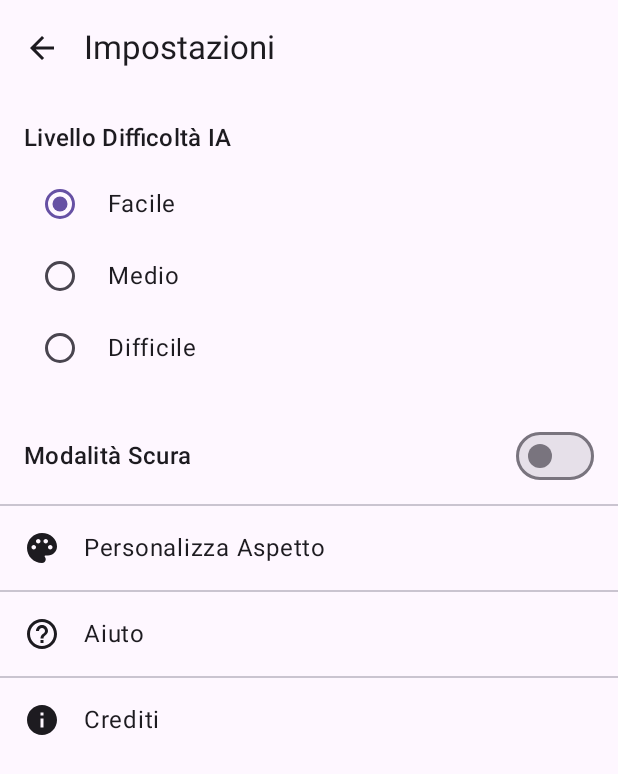
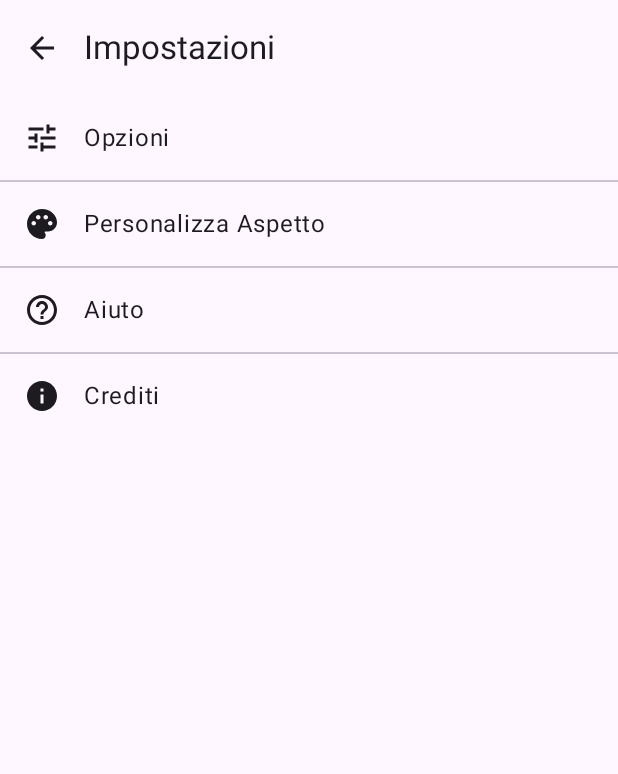
Before and after one commit to MicheleLopsDev/damaAI, an Android app built with Jetpack Compose: the GameActivity screen opened directly, with no data from a screen before it, after a tap on "Impostazioni", on a phone screen of 412 x 824 dp. Shown: the top 774 px of the screen. Run offline under Robolectric (Android 15) with nearby library versions, the phone set to English and light mode, and no system bars; libraries missing offline, so code that uses them is left out: com.google.mediapipe.tasks; pictures from the network do not load.

Commit message:
refactor(settings): Introduce Options submenu for display and difficulty
- Create a new `OptionsScreen` composable to house display and AI difficulty settings.
- Move the "Dark Mode" toggle and "AI Difficulty Level" selection from the main `SettingsScreen` to the new `OptionsScreen`.
- Add a new "Opzioni" (Options) item to the `SettingsScreen` that navigates to the `OptionsScreen`.
- Update the navigation graph in `GameActivity.kt` to include the route for `options_screen`.
- This change declutters the main settings menu by grouping related options into a dedicated submenu.

```diff
--- a/app/src/main/java/io/github/luposolitario/damaai/GameActivity.kt
+++ b/app/src/main/java/io/github/luposolitario/damaai/GameActivity.kt
@@ -82,6 +82,11 @@ fun AppNavigation(settingsViewModel: SettingsViewModel) {
         }
         composable(route = "settings_screen") {
             SettingsScreen(
+                navController = navController
+            )
+        }
+        composable(route = "options_screen") {
+            OptionsScreen(
                 navController = navController,
                 settingsViewModel = settingsViewModel
             )
--- a/app/src/main/java/io/github/luposolitario/damaai/screen/GameScreen.kt
+++ b/app/src/main/java/io/github/luposolitario/damaai/screen/GameScreen.kt
@@ -4,38 +4,14 @@ import androidx.compose.foundation.Image
 import androidx.compose.foundation.background
 import androidx.compose.foundation.border
 import androidx.compose.foundation.clickable
-import androidx.compose.foundation.isSystemInDarkTheme
-import androidx.compose.foundation.layout.Arrangement
-import androidx.compose.foundation.layout.Box
-import androidx.compose.foundation.layout.Column
-import androidx.compose.foundation.layout.PaddingValues
-import androidx.compose.foundation.layout.Row
-import androidx.compose.foundation.layout.Spacer
-import androidx.compose.foundation.layout.fillMaxHeight
-import androidx.compose.foundation.layout.fillMaxSize
-import androidx.compose.foundation.layout.fillMaxWidth
-import androidx.compose.foundation.layout.padding
-import androidx.compose.foundation.layout.size
-import androidx.compose.foundation.layout.width
+import androidx.compose.foundation.layout.*
 import androidx.compose.foundation.lazy.LazyColumn
 import androidx.compose.foundation.lazy.items
 import androidx.compose.foundation.shape.CircleShape
 import androidx.compose.foundation.shape.RoundedCornerShape
 import androidx.compose.material.icons.Icons
-import androidx.compose.material.icons.filled.ArrowBack
-import androidx.compose.material.icons.filled.HelpOutline
-import androidx.compose.material.icons.filled.Info
-import androidx.compose.material.icons.filled.Palette
-import androidx.compose.material3.Divider
-import androidx.compose.material3.ExperimentalMaterial3Api
-import androidx.compose.material3.Icon
-import androidx.compose.material3.IconButton
-import androidx.compose.material3.MaterialTheme
-import androidx.compose.material3.RadioButton
-import androidx.compose.material3.Scaffold
-import androidx.compose.material3.Switch
-import androidx.compose.material3.Text
-import androidx.compose.material3.TopAppBar
+import androidx.compose.material.icons.filled.*
+import androidx.compose.material3.*
 import androidx.compose.runtime.Composable
 import androidx.compose.runtime.collectAsState
 import androidx.compose.runtime.getValue
@@ -57,17 +33,8 @@ import io.github.luposolitario.damaai.viewmodels.SettingsViewModelFactory
 @OptIn(ExperimentalMaterial3Api::class)
 @Composable
 fun SettingsScreen(
-    navController: NavController,
-    settingsViewModel: SettingsViewModel
+    navController: NavController
 ) {
-    val isDarkMode by settingsViewModel.isDarkModeEnabled.collectAsState(initial = isSystemInDarkTheme())
-    val selectedTeamStyleId by settingsViewModel.playerTeamStyleId.collectAsState()
-    val selectedBoardStyleId by settingsViewModel.boardStyleId.collectAsState()
-// --- LEGGIAMO LO STATO DELLA DIFFICOLTÀ ---
-    val selectedDifficulty by settingsViewModel.difficultyLevel.collectAsState()
-
-
-
     Scaffold(
         topBar = {
             TopAppBar(
@@ -81,92 +48,46 @@ fun SettingsScreen(
         }
     ) { paddingValues ->
         LazyColumn(
-            modifier = Modifier.Companion
+            modifier = Modifier
                 .fillMaxSize()
                 .padding(paddingValues)
         ) {
-
-            // --- NUOVA SEZIONE PER LA DIFFICOLTÀ ---
-            item {
-                Column(modifier = Modifier.padding(16.dp)) {
-                    Text(
-                        "Livello Difficoltà IA",
-                        style = MaterialTheme.typography.titleMedium,
-                        modifier = Modifier.padding(bottom = 8.dp)
-                    )
-
-                    // Opzione "Facile"
-                    Row(
-                        verticalAlignment = Alignment.CenterVertically,
-                        modifier = Modifier.fillMaxWidth().clickable { settingsViewModel.setDifficultyLevel("FACILE") }
-                    ) {
-                        RadioButton(
-                            selected = selectedDifficulty == "FACILE",
-                            onClick = { settingsViewModel.setDifficultyLevel("FACILE") }
-                        )
-                        Spacer(modifier = Modifier.width(8.dp))
-                        Text("Facile")
-                    }
-
-                    // Opzione "Medio"
-                    Row(
-                        verticalAlignment = Alignment.CenterVertically,
-                        modifier = Modifier.fillMaxWidth().clickable { settingsViewModel.setDifficultyLevel("MEDIO") }
-                    ) {
-                        RadioButton(
-                            selected = selectedDifficulty == "MEDIO",
-                            onClick = { settingsViewModel.setDifficultyLevel("MEDIO") }
-                        )
-                        Spacer(modifier = Modifier.width(8.dp))
-                        Text("Medio")
-                    }
-
-                    // Opzione "Difficile"
-                    Row(
-                        verticalAlignment = Alignment.CenterVertically,
-                        modifier = Modifier.fillMaxWidth().clickable { settingsViewModel.setDifficultyLevel("DIFFICILE") }
-                    ) {
-                        RadioButton(
-                            selected = selectedDifficulty == "DIFFICILE",
-                            onClick = { settingsViewModel.setDifficultyLevel("DIFFICILE") }
-                        )
-                        Spacer(modifier = Modifier.width(8.dp))
-                        Text("Difficile")
-                    }
-                }
-            }
-
-
+            // --- VOCE PER IL NUOVO SOTTOMENÙ OPZIONI ---
             item {
                 Row(
-                    verticalAlignment = Alignment.Companion.CenterVertically,
-                    horizontalArrangement = Arrangement.SpaceBetween,
-                    modifier = Modifier.Companion.fillMaxWidth()
-                        .padding(horizontal = 16.dp, vertical = 8.dp)
+                    modifier = Modifier
+                        .fillMaxWidth()
+                        .clickable { navController.navigate("options_screen") } // Naviga al sottomenù
+                        .padding(16.dp),
+                    verticalAlignment = Alignment.CenterVertically
                 ) {
-                    Text(text = "Modalità Scura", style = MaterialTheme.typography.titleMedium)
-                    Switch(
-                        checked = isDarkMode,
-                        onCheckedChange = { settingsViewModel.setDarkMode(it) })
+                    Icon(
+                        imageVector = Icons.Default.Tune, // Icona adatta per le opzioni
+                        contentDescription = "Opzioni",
+                        modifier = Modifier.size(24.dp)
+                    )
+                    Spacer(modifier = Modifier.width(16.dp))
+                    Text("Opzioni", style = MaterialTheme.typography.bodyLarge)
                 }
             }
 
             item { Divider() }
 
+            // Le altre voci rimangono qui
             item {
                 Row(
-                    modifier = Modifier.Companion
+                    modifier = Modifier
                         .fillMaxWidth()
                         .clickable { navController.navigate("customization_screen") }
                         .padding(16.dp),
-                    verticalAlignment = Alignment.Companion.CenterVertically
+                    verticalAlignment = Alignment.CenterVertically
                 ) {
                     Icon(
                         imageVector = Icons.Default.Palette,
                         contentDescription = "Personalizza Aspetto",
-                        modifier = Modifier.Companion.size(24.dp)
+                        modifier = Modifier.size(24.dp)
                     )
-                    Spacer(modifier = Modifier.Companion.width(16.dp))
+                    Spacer(modifier = Modifier.width(16.dp))
                     Text("Personalizza Aspetto", style = MaterialTheme.typography.bodyLarge)
                 }
             }
@@ -175,18 +96,18 @@ fun SettingsScreen(
 
             item {
                 Row(
-                    modifier = Modifier.Companion
+                    modifier = Modifier
                         .fillMaxWidth()
                         .clickable { navController.navigate("help_screen") }
                         .padding(16.dp),
-                    verticalAlignment = Alignment.Companion.CenterVertically
+                    verticalAlignment = Alignment.CenterVertically
                 ) {
                     Icon(
                         imageVector = Icons.Default.HelpOutline,
                         contentDescription = "Aiuto",
-                        modifier = Modifier.Companion.size(24.dp)
+                        modifier = Modifier.size(24.dp)
                     )
-                    Spacer(modifier = Modifier.Companion.width(16.dp))
+                    Spacer(modifier = Modifier.width(16.dp))
                     Text("Aiuto", style = MaterialTheme.typography.bodyLarge)
                 }
             }
@@ -195,24 +116,112 @@ fun SettingsScreen(
 
             item {
                 Row(
-                    modifier = Modifier.Companion
+                    modifier = Modifier
                         .fillMaxWidth()
                         .clickable { navController.navigate("credits_screen") }
                         .padding(16.dp),
-                    verticalAlignment = Alignment.Companion.CenterVertically
+                    verticalAlignment = Alignment.CenterVertically
                 ) {
                     Icon(
                         imageVector = Icons.Default.Info,
                         contentDescription = "Crediti",
-                        modifier = Modifier.Companion.size(24.dp)
+                        modifier = Modifier.size(24.dp)
                     )
-                    Spacer(modifier = Modifier.Companion.width(16.dp))
+                    Spacer(modifier = Modifier.width(16.dp))
                     Text("Crediti", style = MaterialTheme.typography.bodyLarge)
                 }
             }
         }
     }
 }
+
+
+// --- NUOVA SCHERMATA PER IL SOTTOMENÙ "OPZIONI" ---
+@OptIn(ExperimentalMaterial3Api::class)
+@Composable
+fun OptionsScreen(
+    navController: NavController,
+    settingsViewModel: SettingsViewModel
+) {
+    val isDarkMode by settingsViewModel.isDarkModeEnabled.collectAsState()
+    val selectedDifficulty by settingsViewModel.difficultyLevel.collectAsState()
+
+    Scaffold(
+        topBar = {
+            TopAppBar(
+                title = { Text("Opzioni") },
+                navigationIcon = {
+                    IconButton(onClick = { navController.popBackStack() }) {
+                        Icon(Icons.Default.ArrowBack, contentDescription = "Indietro")
+                    }
+                }
+            )
+        }
+    ) { paddingValues ->
+        LazyColumn(
+            modifier = Modifier
+                .fillMaxSize()
+                .padding(paddingValues)
+        ) {
+            // Sezione Modalità Scura
+            item {
+                Row(
+                    verticalAlignment = Alignment.CenterVertically,
+                    horizontalArrangement = Arrangement.SpaceBetween,
+                    modifier = Modifier
+                        .fillMaxWidth()
+                        .padding(horizontal = 16.dp, vertical = 8.dp)
+                ) {
+                    Text(text = "Modalità Scura", style = MaterialTheme.typography.titleMedium)
+                    Switch(
+                        checked = isDarkMode,
+                        onCheckedChange = { settingsViewModel.setDarkMode(it) }
+                    )
+                }
+            }
+
+            item { Divider() }
+
+            // Sezione Difficoltà IA
+            item {
+                Column(modifier = Modifier.padding(16.dp)) {
+                    Text(
+                        "Livello Difficoltà IA",
+                        style = MaterialTheme.typography.titleMedium,
+                        modifier = Modifier.padding(bottom = 8.dp)
+                    )
+                    Row(
+                        verticalAlignment = Alignment.CenterVertically,
+                        modifier = Modifier.fillMaxWidth().clickable { settingsViewModel.setDifficultyLevel("FACILE") }
+                    ) {
+                        RadioButton(selected = selectedDifficulty == "FACILE", onClick = { settingsViewModel.setDifficultyLevel("FACILE") })
+                        Spacer(modifier = Modifier.width(8.dp))
+                        Text("Facile")
+                    }
+                    Row(
+                        verticalAlignment = Alignment.CenterVertically,
+                        modifier = Modifier.fillMaxWidth().clickable { settingsViewModel.setDifficultyLevel("MEDIO") }
+                    ) {
+                        RadioButton(selected = selectedDifficulty == "MEDIO", onClick = { settingsViewModel.setDifficultyLevel("MEDIO") })
+                        Spacer(modifier = Modifier.width(8.dp))
+                        Text("Medio")
+                    }
+                    Row(
+                        verticalAlignment = Alignment.CenterVertically,
+                        modifier = Modifier.fillMaxWidth().clickable { settingsViewModel.setDifficultyLevel("DIFFICILE") }
+                    ) {
+                        RadioButton(selected = selectedDifficulty == "DIFFICILE", onClick = { settingsViewModel.setDifficultyLevel("DIFFICILE") })
+                        Spacer(modifier = Modifier.width(8.dp))
+                        Text("Difficile")
+                    }
+                }
+            }
+        }
+    }
+}
+
+
+// ... (Le altre schermate come HelpScreen, CreditsScreen, CustomizationScreen rimangono invariate) ...
 
 @OptIn(ExperimentalMaterial3Api::class)
 @Composable
```
